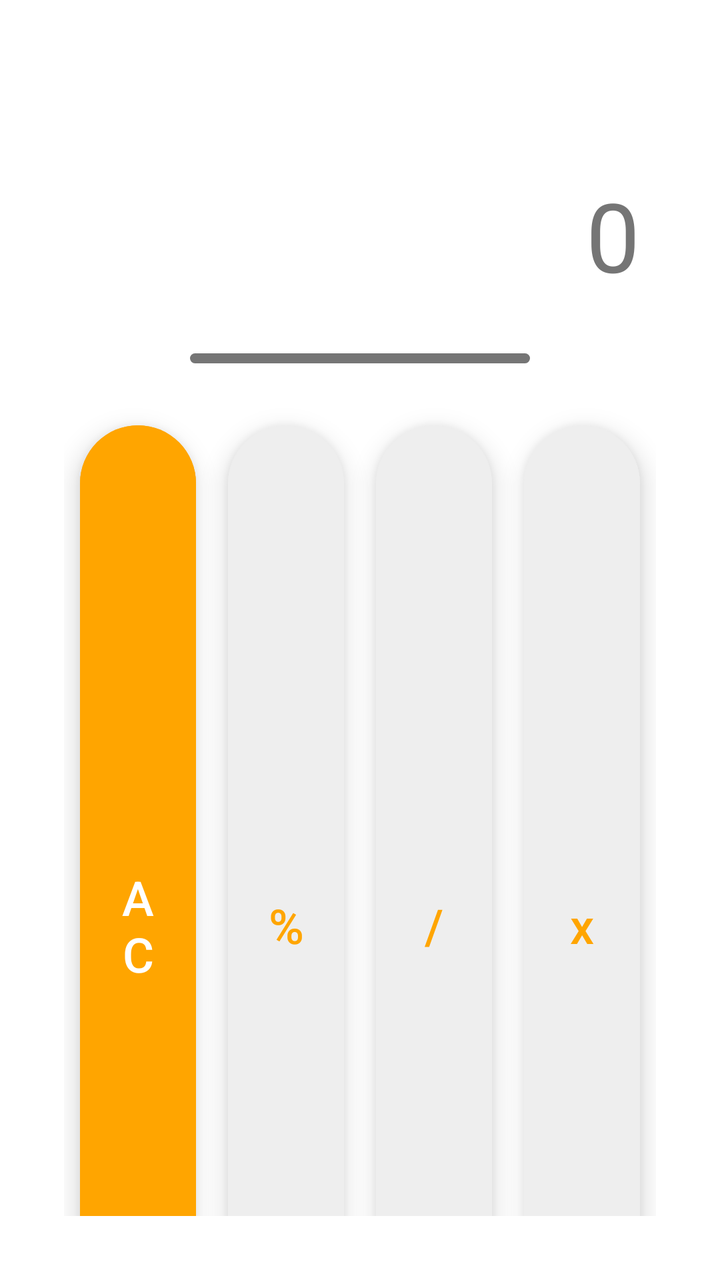
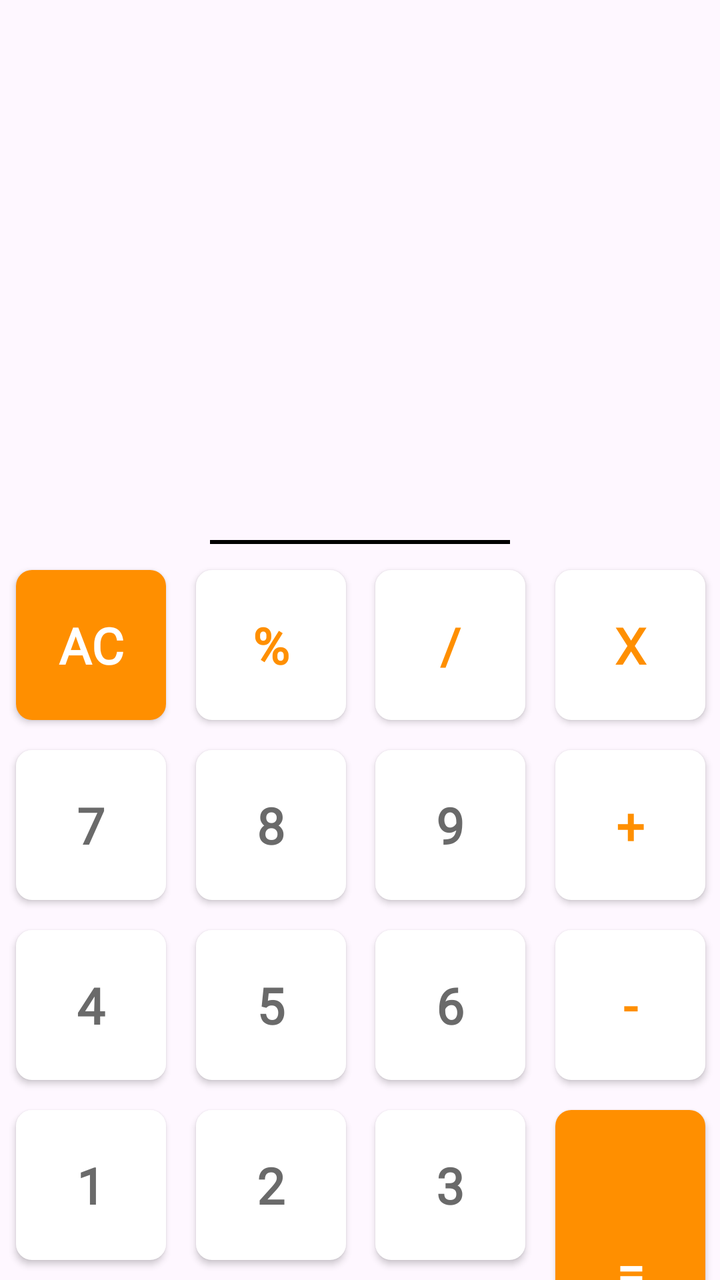

Compare the two renders of this Android layout. The source of the first and the diff that turns it into the second are given below.
<!-- AndroidManifest.xml: application theme Theme.LatihanCalcu -->
<!-- res/layout/activity_main.xml -->
<LinearLayout xmlns:android="http://schemas.android.com/apk/res/android"
    android:layout_width="match_parent"
    android:layout_height="match_parent"
    android:orientation="vertical"
    android:gravity="center"
    android:padding="16dp"
    android:background="#FFFFFF">

    <GridLayout
        android:layout_width="match_parent"
        android:layout_height="wrap_content"
        android:rowCount="2"
        android:columnCount="1">

        
        <TextView
            android:id="@+id/operationTextView"
            android:layout_width="match_parent"
            android:layout_height="wrap_content"
            android:gravity="end"
            android:textSize="30sp"
            android:text=""
            android:textColor="#757575"
            android:paddingEnd="20dp"
            android:paddingBottom="5dp"
            android:layout_row="0" />

        
        <TextView
            android:id="@+id/resultTextView"
            android:layout_width="match_parent"
            android:layout_height="wrap_content"
            android:gravity="end"
            android:textSize="48sp"
            android:text="0"
            android:textColor="#757575"
            android:padding="24dp"
            android:layout_row="1" />

    </GridLayout>

    <View
        android:layout_width="170dp"
        android:layout_height="5dp"
        android:background="@drawable/line"
        android:layout_margin="3dp"/>


    <GridLayout
        android:layout_width="match_parent"
        android:layout_height="wrap_content"
        android:rowCount="5"
        android:columnCount="4"
        android:padding="16dp">

        
        <Button android:id="@+id/btnClear"
            android:text="AC"
            style="@style/CalcButton"
            android:backgroundTint="#FFA500"
            android:textColor="#FFFFFF"
            />

        <Button android:id="@+id/btnPercent"
            android:text="%"
            style="@style/CalcButton"
            android:backgroundTint="#EEEEEE"
            android:textColor="#FFA500" />

        <Button android:id="@+id/btnDivide"
            android:text="/"
            style="@style/CalcButton"
            android:backgroundTint="#EEEEEE"
            android:textColor="#FFA500" />

        <Button android:id="@+id/btnMultiply"
            android:text="x"
            style="@style/CalcButton"
            android:backgroundTint="#EEEEEE"
            android:textColor="#FFA500" />

        
        <Button android:id="@+id/btn7"
            android:text="7"
            style="@style/CalcButton"
            android:backgroundTint="#FFFFFF"
            android:textColor="#757575" />

        <Button android:id="@+id/btn8"
            android:text="8"
            style="@style/CalcButton"
            android:backgroundTint="#FFFFFF"
            android:textColor="#757575" />

        <Button android:id="@+id/btn9"
            android:text="9"
            style="@style/CalcButton"
            android:backgroundTint="#FFFFFF"
            android:textColor="#757575" />

        <Button android:id="@+id/btnSubtract"
            android:text="-"
            style="@style/CalcButton"
            android:backgroundTint="#EEEEEE"
            android:textColor="#FFA500" />

        
        <Button android:id="@+id/btn4"
            android:text="4"
            style="@style/CalcButton"
            android:backgroundTint="#FFFFFF"
            android:textColor="#757575" />

        <Button android:id="@+id/btn5"
            android:text="5"
            style="@style/CalcButton"
            android:backgroundTint="#FFFFFF"
            android:textColor="#757575" />

        <Button android:id="@+id/btn6"
            android:text="6"
            style="@style/CalcButton"
            android:backgroundTint="#FFFFFF"
            android:textColor="#757575" />

        <Button android:id="@+id/btnAdd"
            android:text="+"
            style="@style/CalcButton"
            android:backgroundTint="#EEEEEE"
            android:textColor="#FFA500" />

        
        <Button android:id="@+id/btn1"
            android:text="1"
            style="@style/CalcButton"
            android:backgroundTint="#FFFFFF"
            android:textColor="#757575" />

        <Button android:id="@+id/btn2"
            android:text="2"
            style="@style/CalcButton"
            android:backgroundTint="#FFFFFF"
            android:textColor="#757575" />

        <Button android:id="@+id/btn3"
            android:text="3"
            style="@style/CalcButton"
            android:backgroundTint="#FFFFFF"
            android:textColor="#757575" />

        <Button android:id="@+id/btnEquals"
            android:text="="
            style="@style/CalcButton"
            android:layout_rowSpan="2"
            android:backgroundTint="#FFA500"
            android:textColor="#FFFFFF" />

        
        <Button android:id="@+id/btn0"
            android:text="0"
            android:layout_columnSpan="2"
            style="@style/CalcButton"
            android:backgroundTint="#FFFFFF"
            android:textColor="#757575" />

        <Button android:id="@+id/btnDot"
            android:text="."
            style="@style/CalcButton"
            android:backgroundTint="#FFFFFF"
            android:textColor="#757575" />
    </GridLayout>

</LinearLayout>
<!-- resources referenced by this layout -->
<resources>
  <!-- drawable line (drawable) -->
  <?xml version="1.0" encoding="utf-8"?>
  <shape xmlns:android="http://schemas.android.com/apk/res/android"
      android:shape="rectangle">
      <solid android:color="#757575" />
      <corners android:radius="20dp" />
  </shape>
  <style name="CalcButton">
          <item name="android:layout_width">0dp</item>
          <item name="android:layout_height">wrap_content</item>
          <item name="android:layout_columnWeight">1</item>
          <item name="android:layout_rowWeight">1</item>
          <item name="android:textSize">24sp</item>
          <item name="android:gravity">center</item>
          <item name="android:padding">16dp</item>
          <item name="android:layout_margin">8dp</item>
          <item name="android:elevation">10dp</item>
          <item name="android:translationZ">8dp</item>
      </style>
  <style name="Theme.LatihanCalcu" parent="Base.Theme.LatihanCalcu" />
  <style name="Base.Theme.LatihanCalcu" parent="Theme.Material3.DayNight.NoActionBar">
          
          
      </style>
</resources>

<!-- the commit's change to res/layout/activity_main.xml (unified diff, before → after) -->
@@ -1,173 +1,256 @@
-<LinearLayout xmlns:android="http://schemas.android.com/apk/res/android"
+<?xml version="1.0" encoding="utf-8"?>
+<androidx.constraintlayout.widget.ConstraintLayout xmlns:android="http://schemas.android.com/apk/res/android"
+    xmlns:app="http://schemas.android.com/apk/res-auto"
+    xmlns:tools="http://schemas.android.com/tools"
+    android:id="@+id/main"
     android:layout_width="match_parent"
     android:layout_height="match_parent"
-    android:orientation="vertical"
-    android:gravity="center"
-    android:padding="16dp"
-    android:background="#FFFFFF">
-
-    <GridLayout
-        android:layout_width="match_parent"
-        android:layout_height="wrap_content"
-        android:rowCount="2"
-        android:columnCount="1">
-
-        
-        <TextView
-            android:id="@+id/operationTextView"
-            android:layout_width="match_parent"
-            android:layout_height="wrap_content"
-            android:gravity="end"
-            android:textSize="30sp"
-            android:text=""
-            android:textColor="#757575"
-            android:paddingEnd="20dp"
-            android:paddingBottom="5dp"
-            android:layout_row="0" />
-
-        
-        <TextView
-            android:id="@+id/resultTextView"
-            android:layout_width="match_parent"
-            android:layout_height="wrap_content"
-            android:gravity="end"
-            android:textSize="48sp"
-            android:text="0"
-            android:textColor="#757575"
-            android:padding="24dp"
-            android:layout_row="1" />
-
-    </GridLayout>
-
+    tools:context=".MainActivity">
+
+    
+    <androidx.constraintlayout.widget.Guideline
+        android:id="@+id/guidelineHorizontal1"
+        android:layout_width="wrap_content"
+        android:layout_height="wrap_content"
+        android:orientation="horizontal"
+        app:layout_constraintGuide_percent="0.2" />
+
+    <androidx.constraintlayout.widget.Guideline
+        android:id="@+id/guidelineHorizontal2"
+        android:layout_width="wrap_content"
+        android:layout_height="wrap_content"
+        android:orientation="horizontal"
+        app:layout_constraintGuide_begin="270dp" />
+
+    <androidx.constraintlayout.widget.Guideline
+        android:id="@+id/guidelineVertical1"
+        android:layout_width="wrap_content"
+        android:layout_height="wrap_content"
+        android:orientation="vertical"
+        app:layout_constraintGuide_begin="8dp" />
+
+    <androidx.constraintlayout.widget.Guideline
+        android:id="@+id/guidelineVertical2"
+        android:layout_width="wrap_content"
+        android:layout_height="wrap_content"
+        android:orientation="vertical"
+        app:layout_constraintGuide_percent="0.25304136" />
+
+    <androidx.constraintlayout.widget.Guideline
+        android:id="@+id/guidelineVertical3"
+        android:layout_width="wrap_content"
+        android:layout_height="wrap_content"
+        android:orientation="vertical"
+        app:layout_constraintGuide_percent="0.5" />
+
+    <androidx.constraintlayout.widget.Guideline
+        android:id="@+id/guidelineVertical4"
+        android:layout_width="wrap_content"
+        android:layout_height="wrap_content"
+        android:orientation="vertical"
+        app:layout_constraintGuide_percent="0.75" />
+
+    <androidx.constraintlayout.widget.Guideline
+        android:id="@+id/guidelineVertical5"
+        android:layout_width="wrap_content"
+        android:layout_height="wrap_content"
+        android:orientation="vertical"
+        app:layout_constraintGuide_percent="0.98" />
+
+
+    
+    <TextView
+        android:id="@+id/txt_operation"
+        android:layout_width="wrap_content"
+        android:layout_height="wrap_content"
+        android:layout_marginEnd="20dp"
+        android:fontFamily="@font/poppins_medium"
+        android:textColor="#6A6A6A"
+        android:textSize="25sp"
+        app:layout_constraintEnd_toEndOf="parent"
+        app:layout_constraintTop_toBottomOf="@+id/guidelineHorizontal1" />
+
+    <TextView
+        android:id="@+id/txt_result"
+        android:layout_width="wrap_content"
+        android:layout_height="wrap_content"
+        android:layout_marginEnd="20dp"
+        android:fontFamily="@font/poppins_medium"
+        android:textColor="#6A6A6A"
+        android:textSize="40sp"
+        android:textStyle="bold"
+        app:layout_constraintEnd_toEndOf="parent"
+        app:layout_constraintTop_toBottomOf="@+id/txt_operation" />
+
+    
     <View
-        android:layout_width="170dp"
-        android:layout_height="5dp"
-        android:background="@drawable/line"
-        android:layout_margin="3dp"/>
-
-
-    <GridLayout
-        android:layout_width="match_parent"
-        android:layout_height="wrap_content"
-        android:rowCount="5"
-        android:columnCount="4"
-        android:padding="16dp">
-
-        
-        <Button android:id="@+id/btnClear"
-            android:text="AC"
-            style="@style/CalcButton"
-            android:backgroundTint="#FFA500"
-            android:textColor="#FFFFFF"
-            />
-
-        <Button android:id="@+id/btnPercent"
-            android:text="%"
-            style="@style/CalcButton"
-            android:backgroundTint="#EEEEEE"
-            android:textColor="#FFA500" />
-
-        <Button android:id="@+id/btnDivide"
-            android:text="/"
-            style="@style/CalcButton"
-            android:backgroundTint="#EEEEEE"
-            android:textColor="#FFA500" />
-
-        <Button android:id="@+id/btnMultiply"
-            android:text="x"
-            style="@style/CalcButton"
-            android:backgroundTint="#EEEEEE"
-            android:textColor="#FFA500" />
-
-        
-        <Button android:id="@+id/btn7"
-            android:text="7"
-            style="@style/CalcButton"
-            android:backgroundTint="#FFFFFF"
-            android:textColor="#757575" />
-
-        <Button android:id="@+id/btn8"
-            android:text="8"
-            style="@style/CalcButton"
-            android:backgroundTint="#FFFFFF"
-            android:textColor="#757575" />
-
-        <Button android:id="@+id/btn9"
-            android:text="9"
-            style="@style/CalcButton"
-            android:backgroundTint="#FFFFFF"
-            android:textColor="#757575" />
-
-        <Button android:id="@+id/btnSubtract"
-            android:text="-"
-            style="@style/CalcButton"
-            android:backgroundTint="#EEEEEE"
-            android:textColor="#FFA500" />
-
-        
-        <Button android:id="@+id/btn4"
-            android:text="4"
-            style="@style/CalcButton"
-            android:backgroundTint="#FFFFFF"
-            android:textColor="#757575" />
-
-        <Button android:id="@+id/btn5"
-            android:text="5"
-            style="@style/CalcButton"
-            android:backgroundTint="#FFFFFF"
-            android:textColor="#757575" />
-
-        <Button android:id="@+id/btn6"
-            android:text="6"
-            style="@style/CalcButton"
-            android:backgroundTint="#FFFFFF"
-            android:textColor="#757575" />
-
-        <Button android:id="@+id/btnAdd"
-            android:text="+"
-            style="@style/CalcButton"
-            android:backgroundTint="#EEEEEE"
-            android:textColor="#FFA500" />
-
-        
-        <Button android:id="@+id/btn1"
-            android:text="1"
-            style="@style/CalcButton"
-            android:backgroundTint="#FFFFFF"
-            android:textColor="#757575" />
-
-        <Button android:id="@+id/btn2"
-            android:text="2"
-            style="@style/CalcButton"
-            android:backgroundTint="#FFFFFF"
-            android:textColor="#757575" />
-
-        <Button android:id="@+id/btn3"
-            android:text="3"
-            style="@style/CalcButton"
-            android:backgroundTint="#FFFFFF"
-            android:textColor="#757575" />
-
-        <Button android:id="@+id/btnEquals"
-            android:text="="
-            style="@style/CalcButton"
-            android:layout_rowSpan="2"
-            android:backgroundTint="#FFA500"
-            android:textColor="#FFFFFF" />
-
-        
-        <Button android:id="@+id/btn0"
-            android:text="0"
-            android:layout_columnSpan="2"
-            style="@style/CalcButton"
-            android:backgroundTint="#FFFFFF"
-            android:textColor="#757575" />
-
-        <Button android:id="@+id/btnDot"
-            android:text="."
-            style="@style/CalcButton"
-            android:backgroundTint="#FFFFFF"
-            android:textColor="#757575" />
-    </GridLayout>
-
-</LinearLayout>
+        android:layout_width="150dp"
+        android:layout_height="2dp"
+        android:src="@drawable/line"
+        android:background="@color/black"
+        app:layout_constraintEnd_toEndOf="parent"
+        app:layout_constraintStart_toStartOf="parent"
+        app:layout_constraintTop_toTopOf="@+id/guidelineHorizontal2" />
+
+    
+    <androidx.appcompat.widget.AppCompatButton
+        android:id="@+id/btnAC"
+        style="@style/Button"
+        android:backgroundTint="#FF8F00"
+        android:text="AC"
+        android:textColor="#FFFFFF"
+        app:layout_constraintEnd_toStartOf="@+id/guidelineVertical2"
+        app:layout_constraintStart_toStartOf="parent"
+        app:layout_constraintTop_toBottomOf="@+id/guidelineHorizontal2" />
+
+    <androidx.appcompat.widget.AppCompatButton
+        android:id="@+id/btnPercent"
+        style="@style/Button"
+        android:text="%"
+        android:textColor="#FF8F00"
+        app:layout_constraintEnd_toStartOf="@+id/guidelineVertical3"
+        app:layout_constraintStart_toEndOf="@+id/guidelineVertical2"
+        app:layout_constraintTop_toBottomOf="@+id/guidelineHorizontal2" />
+
+    <androidx.appcompat.widget.AppCompatButton
+        android:id="@+id/btnDivide"
+        style="@style/Button"
+        android:text="/"
+        android:textColor="#FF8F00"
+        app:layout_constraintEnd_toStartOf="@+id/guidelineVertical4"
+        app:layout_constraintStart_toEndOf="@+id/guidelineVertical3"
+        app:layout_constraintTop_toBottomOf="@+id/guidelineHorizontal2" />
+
+    <androidx.appcompat.widget.AppCompatButton
+        android:id="@+id/btnKali"
+        style="@style/Button"
+        android:text="x"
+        android:textColor="#FF8F00"
+        app:layout_constraintEnd_toEndOf="parent"
+        app:layout_constraintStart_toEndOf="@+id/guidelineVertical4"
+        app:layout_constraintTop_toBottomOf="@+id/guidelineHorizontal2" />
+
+    
+    <androidx.appcompat.widget.AppCompatButton
+        android:id="@+id/btn7"
+        style="@style/Button"
+        android:text="7"
+        app:layout_constraintEnd_toStartOf="@+id/guidelineVertical2"
+        app:layout_constraintStart_toStartOf="parent"
+        app:layout_constraintTop_toBottomOf="@+id/btnAC" />
+
+    <androidx.appcompat.widget.AppCompatButton
+        android:id="@+id/btn8"
+        style="@style/Button"
+        android:text="8"
+        app:layout_constraintEnd_toStartOf="@+id/guidelineVertical3"
+        app:layout_constraintStart_toEndOf="@+id/guidelineVertical2"
+        app:layout_constraintTop_toBottomOf="@+id/btnPercent" />
+
+    <androidx.appcompat.widget.AppCompatButton
+        android:id="@+id/btn9"
+        style="@style/Button"
+        android:text="9"
+        app:layout_constraintEnd_toStartOf="@+id/guidelineVertical4"
+        app:layout_constraintStart_toEndOf="@+id/guidelineVertical3"
+        app:layout_constraintTop_toBottomOf="@+id/btnDivide" />
+
+    <androidx.appcompat.widget.AppCompatButton
+        android:id="@+id/btnPlus"
+        style="@style/Button"
+        android:text="+"
+        android:textColor="#FF8F00"
+        app:layout_constraintEnd_toEndOf="parent"
+        app:layout_constraintStart_toEndOf="@+id/guidelineVertical4"
+        app:layout_constraintTop_toBottomOf="@+id/btnKali" />
+
+    
+    <androidx.appcompat.widget.AppCompatButton
+        android:id="@+id/btn4"
+        style="@style/Button"
+        android:text="4"
+        app:layout_constraintEnd_toStartOf="@+id/guidelineVertical2"
+        app:layout_constraintStart_toStartOf="parent"
+        app:layout_constraintTop_toBottomOf="@+id/btn7" />
+
+    <androidx.appcompat.widget.AppCompatButton
+        android:id="@+id/btn5"
+        style="@style/Button"
+        android:text="5"
+        app:layout_constraintEnd_toStartOf="@+id/guidelineVertical3"
+        app:layout_constraintStart_toEndOf="@+id/guidelineVertical2"
+        app:layout_constraintTop_toBottomOf="@+id/btn8" />
+
+    <androidx.appcompat.widget.AppCompatButton
+        android:id="@+id/btn6"
+        style="@style/Button"
+        android:text="6"
+        app:layout_constraintEnd_toStartOf="@+id/guidelineVertical4"
+        app:layout_constraintStart_toEndOf="@+id/guidelineVertical3"
+        app:layout_constraintTop_toBottomOf="@+id/btn9" />
+
+    <androidx.appcompat.widget.AppCompatButton
+        android:id="@+id/btnMinus"
+        style="@style/Button"
+        android:text="-"
+        android:textColor="#FF8F00"
+        app:layout_constraintEnd_toEndOf="parent"
+        app:layout_constraintStart_toEndOf="@+id/guidelineVertical4"
+        app:layout_constraintTop_toBottomOf="@+id/btnPlus" />
+
+    
+    <androidx.appcompat.widget.AppCompatButton
+        android:id="@+id/btn1"
+        style="@style/Button"
+        android:text="1"
+        app:layout_constraintEnd_toStartOf="@+id/guidelineVertical2"
+        app:layout_constraintStart_toStartOf="parent"
+        app:layout_constraintTop_toBottomOf="@+id/btn4" />
+
+    <androidx.appcompat.widget.AppCompatButton
+        android:id="@+id/btn2"
+        style="@style/Button"
+        android:text="2"
+        app:layout_constraintEnd_toStartOf="@+id/guidelineVertical3"
+        app:layout_constraintStart_toEndOf="@+id/guidelineVertical2"
+        app:layout_constraintTop_toBottomOf="@+id/btn5" />
+
+    <androidx.appcompat.widget.AppCompatButton
+        android:id="@+id/btn3"
+        style="@style/Button"
+        android:text="3"
+        app:layout_constraintEnd_toStartOf="@+id/guidelineVertical4"
+        app:layout_constraintStart_toEndOf="@+id/guidelineVertical3"
+        app:layout_constraintTop_toBottomOf="@+id/btn6" />
+
+    <androidx.appcompat.widget.AppCompatButton
+        android:id="@+id/btnSamadengan"
+        style="@style/Button"
+        android:layout_height="162dp"
+        android:backgroundTint="#FF8F00"
+        android:text="="
+        android:textColor="#FFFFFF"
+        app:layout_constraintEnd_toEndOf="@+id/btnMinus"
+        app:layout_constraintStart_toStartOf="@id/btnMinus"
+        app:layout_constraintTop_toBottomOf="@+id/btnMinus" />
+
+    
+    <androidx.appcompat.widget.AppCompatButton
+        android:id="@+id/btn0"
+        style="@style/Button"
+        android:layout_width="178dp"
+        android:text="0"
+        app:layout_constraintEnd_toEndOf="@+id/btn2"
+        app:layout_constraintStart_toStartOf="@id/btn1"
+        app:layout_constraintTop_toBottomOf="@+id/btn1" />
+
+    <androidx.appcompat.widget.AppCompatButton
+        android:id="@+id/btnPoint"
+        style="@style/Button"
+        android:layout_marginTop="20dp"
+        android:text="."
+        android:textColor="#FF8F00"
+        app:layout_constraintEnd_toStartOf="@+id/guidelineVertical4"
+        app:layout_constraintStart_toEndOf="@+id/guidelineVertical3"
+        app:layout_constraintTop_toBottomOf="@+id/btn3" />
+</androidx.constraintlayout.widget.ConstraintLayout>
<!-- resource entries referenced after the edit -->
@@ -1,25 +1,37 @@
 <!-- resources referenced by this layout -->
 <resources>
+  <color name="black">#FF000000</color>
   <!-- drawable line (drawable) -->
-  <?xml version="1.0" encoding="utf-8"?>
-  <shape xmlns:android="http://schemas.android.com/apk/res/android"
-      android:shape="rectangle">
-      <solid android:color="#757575" />
-      <corners android:radius="20dp" />
-  </shape>
-  <style name="CalcButton">
-          <item name="android:layout_width">0dp</item>
-          <item name="android:layout_height">wrap_content</item>
-          <item name="android:layout_columnWeight">1</item>
-          <item name="android:layout_rowWeight">1</item>
-          <item name="android:textSize">24sp</item>
-          <item name="android:gravity">center</item>
-          <item name="android:padding">16dp</item>
-          <item name="android:layout_margin">8dp</item>
-          <item name="android:elevation">10dp</item>
-          <item name="android:translationZ">8dp</item>
+  <vector xmlns:android="http://schemas.android.com/apk/res/android"
+      android:width="139dp"
+      android:height="4dp"
+      android:viewportWidth="139"
+      android:viewportHeight="4">
+      <path
+          android:pathData="M2,2H137"
+          android:strokeWidth="4"
+          android:fillColor="#00000000"
+          android:strokeColor="#6A6A6A"
+          android:strokeLineCap="round"/>
+  </vector>
+  <style name="Button" parent="Widget.AppCompat.Button">
+          <item name="android:layout_width">75dp</item>
+          <item name="android:layout_height">75dp</item>
+          <item name="android:layout_margin">15dp</item>
+          <item name="android:fontFamily">@font/poppins_medium</item>
+          <item name="android:textSize">25sp</item>
+          <item name="android:textStyle">bold</item>
+          <item name="android:textColor">#6A6A6A</item>
+          <item name="android:background">@drawable/button</item>
+          <item name="android:elevation">20dp</item>
       </style>
   <style name="Theme.LatihanCalcu" parent="Base.Theme.LatihanCalcu" />
+  <!-- drawable button (drawable) -->
+  <?xml version="1.0" encoding="utf-8"?>
+  <shape xmlns:android="http://schemas.android.com/apk/res/android">
+      <corners android:radius="8dp"/>
+      <solid android:color="#FFFFFF"/>
+  </shape>
   <style name="Base.Theme.LatihanCalcu" parent="Theme.Material3.DayNight.NoActionBar">
           
           
